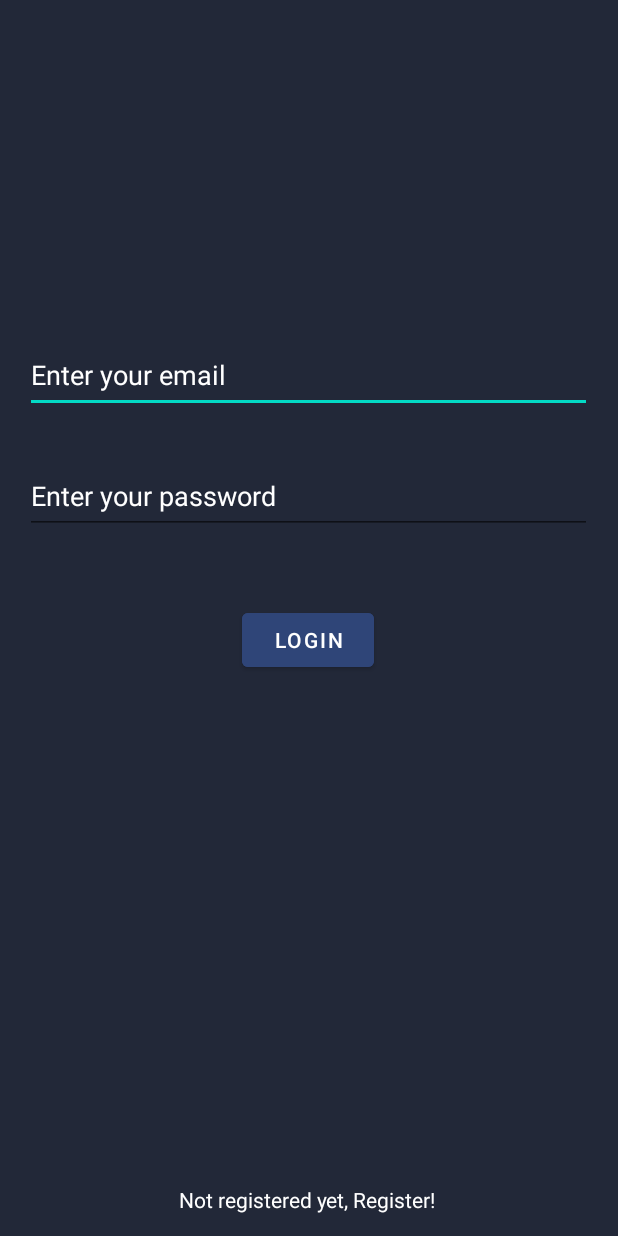
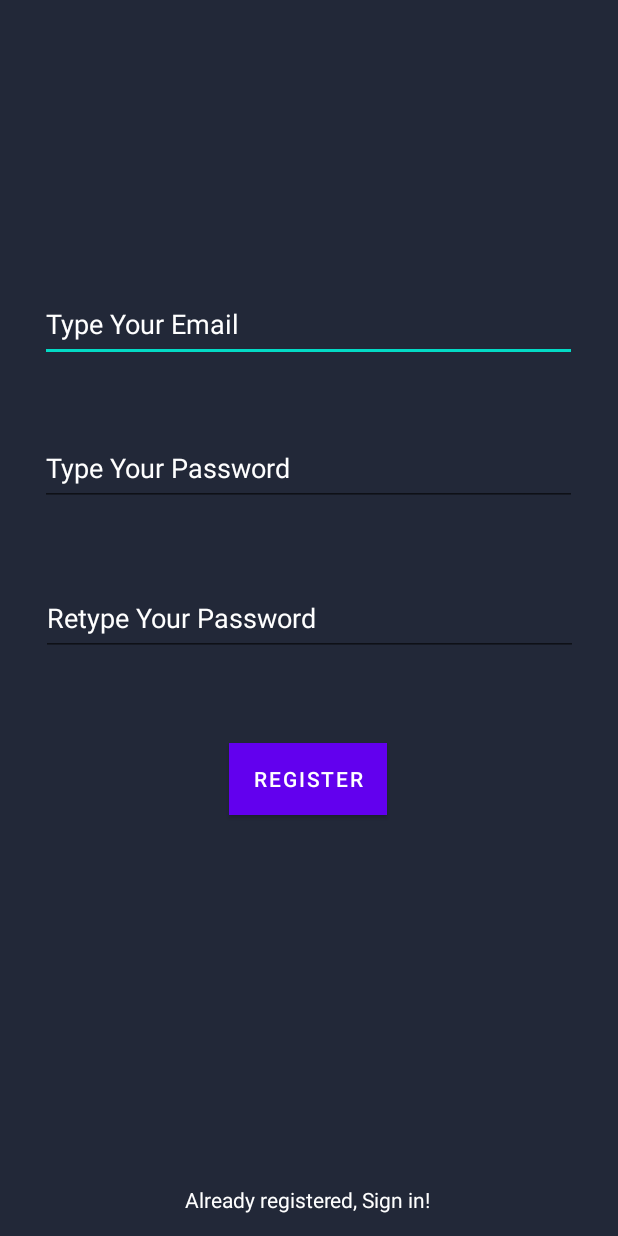
Before and after one commit to Zama-Ndongmo-Divine/BMICalculator, an Android app: the screen it shows after launch (LoginActivity before the commit, RegisterActivity after it), after a tap on "Not registered yet, Register!", on a phone screen of 412 x 824 dp. Run offline under Robolectric (Android 15) with nearby library versions, the phone set to English and light mode, and no system bars; our stand-ins replace Firebase (no records; nobody signed in at launch, a user with empty details on screens opened directly).

```diff
--- a/app/build.gradle
+++ b/app/build.gradle
@@ -46,7 +46,6 @@ dependencies {
     implementation 'androidx.annotation:annotation:1.5.0'
     implementation 'androidx.lifecycle:lifecycle-livedata-ktx:2.5.1'
     implementation 'androidx.lifecycle:lifecycle-viewmodel-ktx:2.5.1'
-    implementation 'com.google.firebase:firebase-database-ktx:20.1.0'
     testImplementation 'junit:junit:4.13.2'
     androidTestImplementation 'androidx.test.ext:junit:1.1.5'
     androidTestImplementation 'androidx.test.espresso:espresso-core:3.5.1'
--- /dev/null
+++ b/app/src/main/java/com/example/bmicalculator/RegisterActivity.kt
@@ -0,0 +1,52 @@
+package com.example.bmicalculator
+
+import android.content.Intent
+import androidx.appcompat.app.AppCompatActivity
+import android.os.Bundle
+import android.widget.Toast
+import com.example.bmicalculator.databinding.ActivityRegisterBinding
+import com.google.firebase.auth.FirebaseAuth
+
+class RegisterActivity : AppCompatActivity() {
+
+    private lateinit var binding: ActivityRegisterBinding
+    private lateinit var firebaseAuth: FirebaseAuth
+
+    override fun onCreate(savedInstanceState: Bundle?) {
+        super.onCreate(savedInstanceState)
+        binding = ActivityRegisterBinding.inflate(layoutInflater)
+        setContentView(binding.root)
+
+        firebaseAuth = FirebaseAuth.getInstance()
+
+        binding.regSI.setOnClickListener {
+            val intent = Intent (this, LoginActivity::class.java)
+            startActivity(intent)
+        }
+
+        binding.register.setOnClickListener {
+            val email = binding.email.text.toString()
+            val pass = binding.pass1.text.toString()
+            val cpass = binding.pass2.text.toString()
+
+            if (email.isNotEmpty() && pass.isNotEmpty() && cpass.isNotEmpty()) {
+                if (pass == cpass) {
+                    firebaseAuth.createUserWithEmailAndPassword(email, pass).addOnCompleteListener {
+                        if (it.isSuccessful) {
+                            val intent = Intent (this, LoginActivity::class.java)
+                            startActivity(intent)
+                        }else{
+                            Toast.makeText(this, it.exception.toString(), Toast.LENGTH_SHORT).show()
+
+                        }
+                    }
+                }else{
+                    Toast.makeText(this, "Password not matching", Toast.LENGTH_SHORT).show()
+                }
+            }else{
+                Toast.makeText(this, "Empty fields are not allowed", Toast.LENGTH_SHORT).show()
+
+            }
+        }
+    }
+}
--- a/app/src/main/java/com/example/bmicalculator/Users.kt
+++ /dev/null
@@ -1,4 +0,0 @@
-package com.example.bmicalculator
-
-data class Users (val bmiID : String? = null, val bmiName : String? = null, val bmi2dp : Float? = null) {
-}
--- /dev/null
+++ b/app/src/main/res/layout/activity_register.xml
@@ -0,0 +1,82 @@
+<?xml version="1.0" encoding="utf-8"?>
+<androidx.constraintlayout.widget.ConstraintLayout xmlns:android="http://schemas.android.com/apk/res/android"
+    xmlns:app="http://schemas.android.com/apk/res-auto"
+    xmlns:tools="http://schemas.android.com/tools"
+    android:layout_width="match_parent"
+    android:layout_height="match_parent"
+    android:background="@color/layout_background"
+    tools:context=".RegisterActivity">
+
+    <EditText
+        android:id="@+id/email"
+        android:layout_width="358dp"
+        android:layout_height="50dp"
+        android:ems="10"
+        android:hint="Type Your Email"
+        android:inputType="textPersonName"
+        android:textColor="@color/white"
+        android:textColorHint="@color/white"
+        app:layout_constraintBottom_toBottomOf="parent"
+        app:layout_constraintEnd_toEndOf="parent"
+        app:layout_constraintHorizontal_bias="0.497"
+        app:layout_constraintStart_toStartOf="parent"
+        app:layout_constraintTop_toTopOf="parent"
+        app:layout_constraintVertical_bias="0.247" />
+
+    <EditText
+        android:id="@+id/pass1"
+        android:layout_width="358dp"
+        android:layout_height="50dp"
+        android:ems="10"
+        android:hint="Type Your Password"
+        android:inputType="textPassword"
+        android:textColor="@color/white"
+        android:textColorHint="@color/white"
+        app:layout_constraintBottom_toBottomOf="parent"
+        app:layout_constraintEnd_toEndOf="parent"
+        app:layout_constraintHorizontal_bias="0.49"
+        app:layout_constraintStart_toStartOf="parent"
+        app:layout_constraintTop_toTopOf="parent"
+        app:layout_constraintVertical_bias="0.371" />
+
+    <EditText
+        android:id="@+id/pass2"
+        android:layout_width="358dp"
+        android:layout_height="50dp"
+        android:ems="10"
+        android:hint="Retype Your Password"
+        android:inputType="textPassword"
+        android:textColor="@color/white"
+        android:textColorHint="@color/white"
+        app:layout_constraintBottom_toBottomOf="parent"
+        app:layout_constraintEnd_toEndOf="parent"
+        app:layout_constraintHorizontal_bias="0.5"
+        app:layout_constraintStart_toStartOf="parent"
+        app:layout_constraintTop_toTopOf="parent" />
+
+    <Button
+        android:id="@+id/register"
+        android:layout_width="wrap_content"
+        android:layout_height="wrap_content"
+        android:background="@color/material_dynamic_primary30"
+        android:text="REGISTER"
+        app:layout_constraintBottom_toBottomOf="parent"
+        app:layout_constraintEnd_toEndOf="parent"
+        app:layout_constraintHorizontal_bias="0.498"
+        app:layout_constraintStart_toStartOf="parent"
+        app:layout_constraintTop_toTopOf="parent"
+        app:layout_constraintVertical_bias="0.638" />
+
+    <TextView
+        android:id="@+id/regSI"
+        android:layout_width="wrap_content"
+        android:layout_height="wrap_content"
+        android:text="Already registered, Sign in!"
+        android:textColor="@color/white"
+        app:layout_constraintBottom_toBottomOf="parent"
+        app:layout_constraintEnd_toEndOf="parent"
+        app:layout_constraintHorizontal_bias="0.497"
+        app:layout_constraintStart_toStartOf="parent"
+        app:layout_constraintTop_toTopOf="parent"
+        app:layout_constraintVertical_bias="0.982" />
+</androidx.constraintlayout.widget.ConstraintLayout>
```
Also changed, not shown: app/src/main/AndroidManifest.xml (+6 -28 lines), app/src/main/java/com/example/bmicalculator/MainActivity.kt (+4 -28 lines), app/src/main/res/layout/activity_main.xml (+2 -26 lines), 1 other file.
